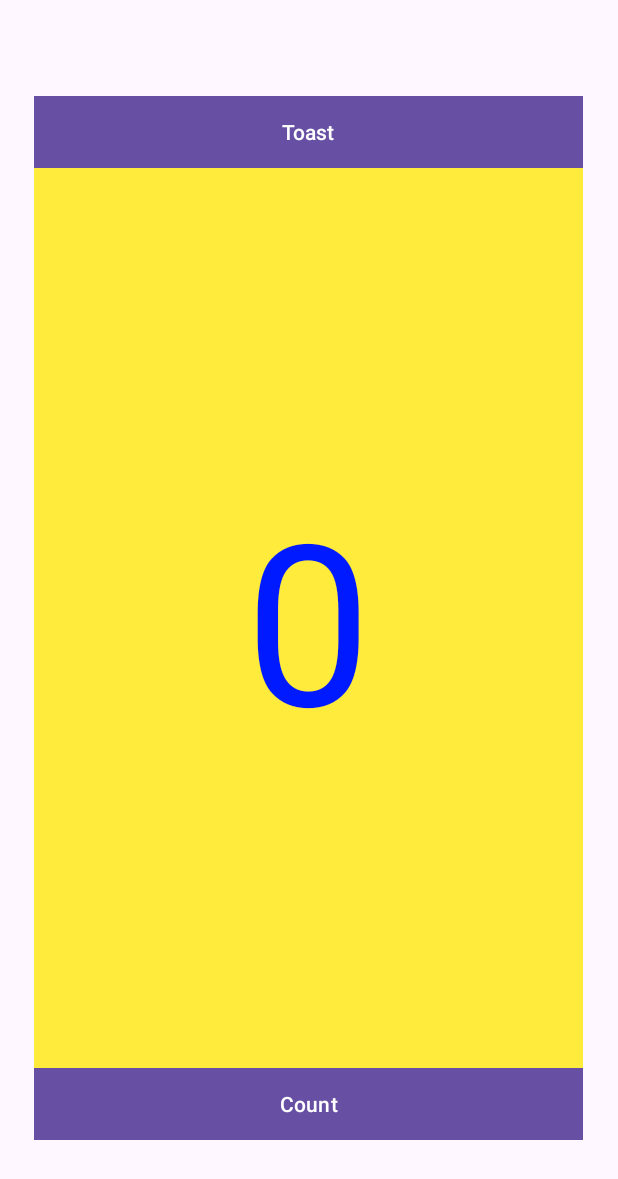
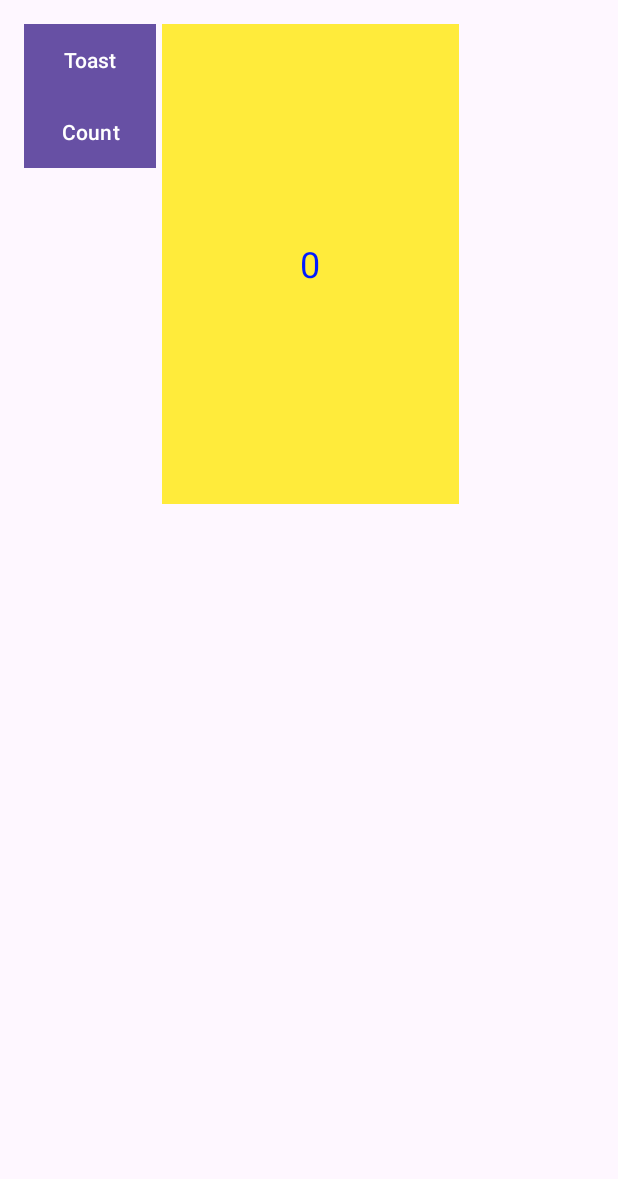
Before and after one commit to toniroigchulia/Task12-Toast, an Android app: the screen it shows after launch (MainActivity), on a phone screen of 412 x 824 dp. Shown: the top 1179 px of the screen. Run offline under Robolectric (Android 15) with nearby library versions, the phone set to English and light mode, and no system bars.

Commit message:
Task 12B Relative

```diff
--- a/app/src/main/res/layout/activity_main.xml
+++ b/app/src/main/res/layout/activity_main.xml
@@ -1,37 +1,39 @@
-<LinearLayout xmlns:android="http://schemas.android.com/apk/res/android"
+<RelativeLayout xmlns:android="http://schemas.android.com/apk/res/android"
     xmlns:app="http://schemas.android.com/apk/res-auto"
     android:layout_width="match_parent"
     android:layout_height="match_parent"
-    android:gravity="center"
-    android:orientation="vertical"
     android:padding="16dp">
 
     <Button
         android:id="@+id/button_toast"
-        android:layout_width="366dp"
+        android:layout_width="wrap_content"
         android:layout_height="wrap_content"
+        android:layout_alignParentStart="true"
         android:background="#001AFF"
         android:text="Toast"
-        android:visibility="visible"
+        app:cornerRadius="@null" />
+
+    <Button
+        android:id="@+id/button_count"
+        android:layout_width="wrap_content"
+        android:layout_height="wrap_content"
+        android:layout_below="@+id/button_toast"
+        android:layout_alignParentStart="true"
+        android:background="#001AFF"
+        android:text="Count"
         app:cornerRadius="@null" />
 
     <TextView
         android:id="@+id/show_count"
-        android:layout_width="366dp"
-        android:layout_height="600dp"
-        android:layout_gravity="center"
+        android:layout_width="198dp"
+        android:layout_height="320dp"
+        android:layout_centerHorizontal="true"
+        android:layout_marginEnd="-290dp"
+        android:layout_toStartOf="@+id/button_count"
         android:background="#FFEB3B"
         android:gravity="center"
         android:text="0"
         android:textColor="#001AFF"
-        android:textSize="150sp" />
+        android:textSize="24sp" />
 
-    <Button
-        android:id="@+id/button_count"
-        android:layout_width="366dp"
-        android:layout_height="wrap_content"
-        android:background="#001AFF"
-        android:text="Count"
-        app:cornerRadius="@null"/>
-
-</LinearLayout>
+</RelativeLayout>
```
